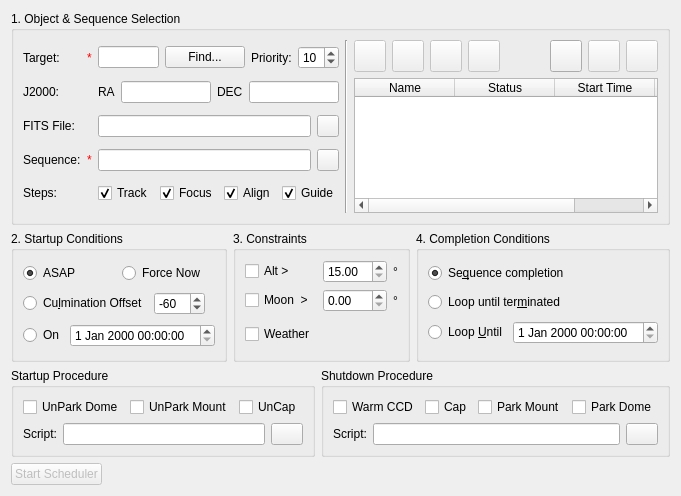
This is kstars/ekos/scheduler.ui in KDE/kstars as Qt 5 draws it before an edit. The edited form follows.
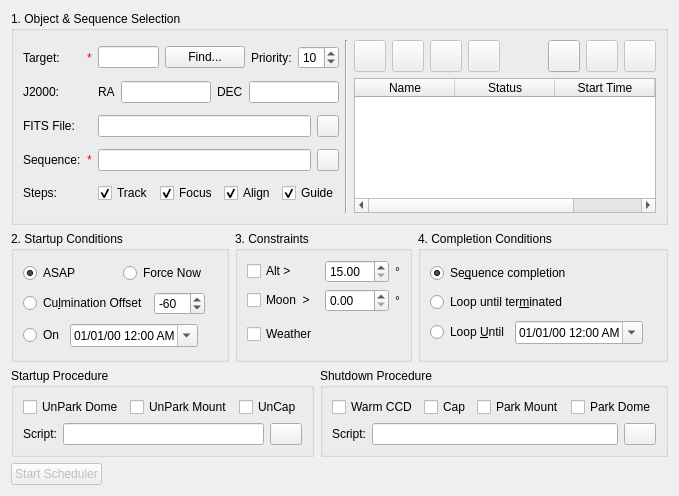
This is the edited form. Custom widgets are drawn as their Qt base class.

Commit message: Fix issue with loop as sequence was not reset properly to ignore its history on loop. Do not check for file completion on loop. Set startup times to zero seconds since we do not edit seconds. Improve GUI. Use DD/MM/YY date format by default

Diff of the .ui file:
```diff
--- a/kstars/ekos/scheduler.ui
+++ b/kstars/ekos/scheduler.ui
@@ -6,7 +6,7 @@
    <rect>
     <x>0</x>
     <y>0</y>
-    <width>621</width>
+    <width>622</width>
     <height>496</height>
    </rect>
   </property>
@@ -483,6 +483,9 @@
           <property name="rowCount">
            <number>0</number>
           </property>
+          <attribute name="horizontalHeaderStretchLastSection">
+           <bool>true</bool>
+          </attribute>
           <column>
            <property name="text">
             <string>Name</string>
@@ -492,6 +495,12 @@
            <property name="text">
             <string>Status</string>
            </property>
+           <property name="font">
+            <font>
+             <weight>50</weight>
+             <bold>false</bold>
+            </font>
+           </property>
           </column>
           <column>
            <property name="text">
@@ -618,7 +627,14 @@
            </widget>
           </item>
           <item>
-           <widget class="QDateTimeEdit" name="startupTimeEdit"/>
+           <widget class="QDateTimeEdit" name="startupTimeEdit">
+            <property name="displayFormat">
+             <string>dd/MM/yy h:mm AP</string>
+            </property>
+            <property name="calendarPopup">
+             <bool>true</bool>
+            </property>
+           </widget>
           </item>
           <item>
            <spacer name="horizontalSpacer_3">
@@ -811,7 +827,17 @@
            </widget>
           </item>
           <item>
-           <widget class="QDateTimeEdit" name="completionTimeEdit"/>
+           <widget class="QDateTimeEdit" name="completionTimeEdit">
+            <property name="displayFormat">
+             <string>dd/MM/yy h:mm AP</string>
+            </property>
+            <property name="calendarPopup">
+             <bool>true</bool>
+            </property>
+            <property name="timeSpec">
+             <enum>Qt::LocalTime</enum>
+            </property>
+           </widget>
           </item>
           <item>
            <spacer name="horizontalSpacer_7">
```
Left out of the diff: 22 changed lines with no effect on the pictures. The commit also changes 1 other file.
